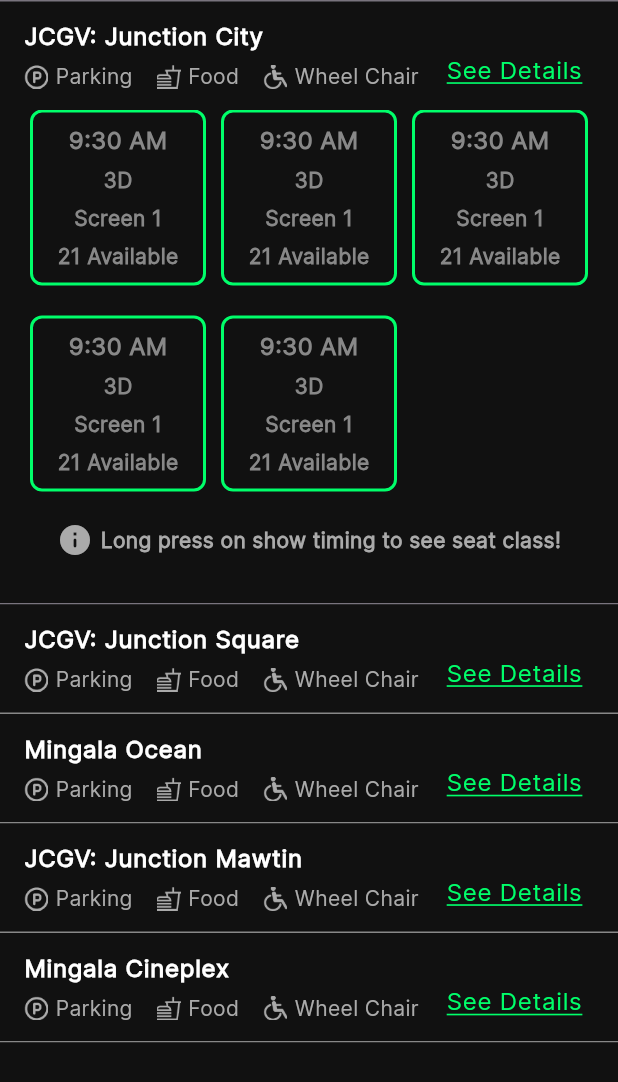
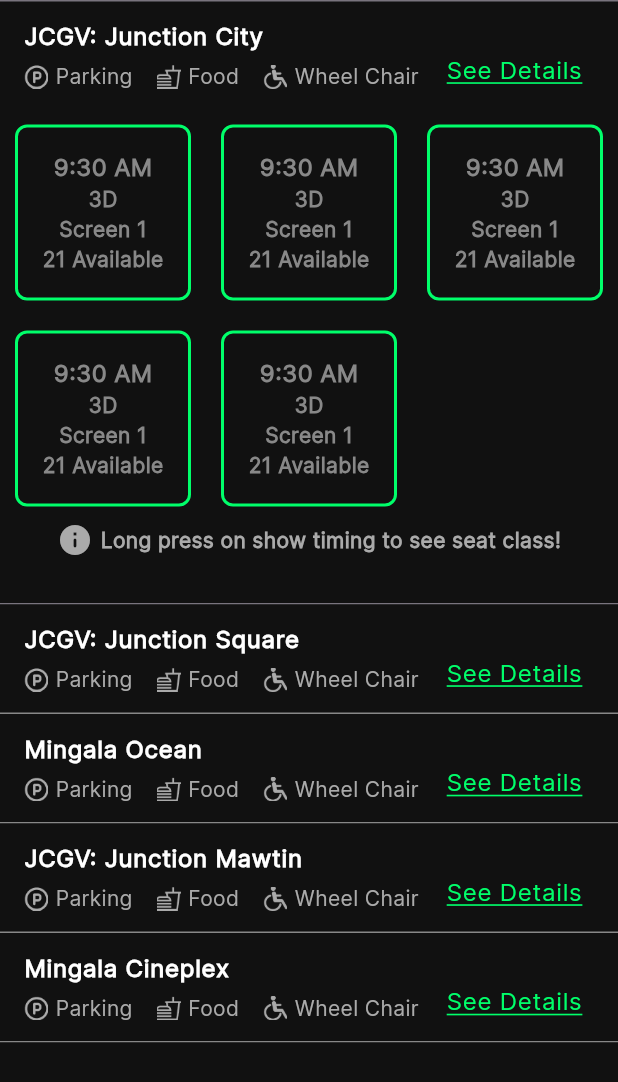
Before and after one commit to zawwinmky/movie_booking, a Flutter app: the CinemaPage screen opened directly, on a phone screen of 412 x 824 dp. Shown: the top 1082 px of the screen. Run offline on Flutter 3.47's test engine with Material 3 defaults, Android fonts, the phone set to English and light mode, and no system bars; our stand-ins replace pinput, smooth_page_indicator.

Commit message:
changes in cinema times grid builder

```diff
--- a/lib/pages/cinema_selection_page.dart
+++ b/lib/pages/cinema_selection_page.dart
@@ -183,7 +183,7 @@ class _CinemaSelectionPageState extends State<CinemaSelectionPage> {
               ),
             ),
 
-            ///Expandable cinema overview
+            ///Expandable cinema times overview
             const SliverToBoxAdapter(
               child: CinemaOverViewWidget(
                 cinemaName: "JCGV: Junction City",
@@ -506,7 +506,6 @@ class TwoWeeksDateViewWidget extends StatelessWidget {
     for (int i = 0; i < 14; i++) {
       dateList.add(today.add(Duration(days: i)));
     }
-
     return dateList;
   }
 }
--- a/lib/widgets_view/cinmea_over_view_widget_expandable.dart
+++ b/lib/widgets_view/cinmea_over_view_widget_expandable.dart
@@ -123,11 +123,11 @@ class CinemaOverViewWidget extends StatelessWidget {
         SizedBox(
           height: 275,
           child: GridView.builder(
-            padding: const EdgeInsets.symmetric(horizontal: 20),
+            padding: const EdgeInsets.symmetric(horizontal: 10, vertical: 10),
             itemCount: 5,
             gridDelegate: const SliverGridDelegateWithMaxCrossAxisExtent(
               maxCrossAxisExtent: 130,
-              crossAxisSpacing: 10,
+              crossAxisSpacing: 20,
               mainAxisSpacing: 20,
             ),
             itemBuilder: (BuildContext context, int index) {
@@ -139,8 +139,7 @@ class CinemaOverViewWidget extends StatelessWidget {
                   }));
                 },
                 child: Container(
-                  padding:
-                      const EdgeInsets.symmetric(horizontal: 10, vertical: 7.5),
+                  padding: const EdgeInsets.all(10),
                   decoration: BoxDecoration(
                       color: kBackgroundColor,
                       borderRadius: BorderRadius.circular(8),
@@ -149,8 +148,8 @@ class CinemaOverViewWidget extends StatelessWidget {
                         width: 2,
                       )),
                   child: const Column(
-                    mainAxisSize: MainAxisSize.max,
-                    mainAxisAlignment: MainAxisAlignment.spaceBetween,
+                    mainAxisSize: MainAxisSize.min,
+                    mainAxisAlignment: MainAxisAlignment.center,
                     children: [
                       Text(
                         "9:30 AM",
```
